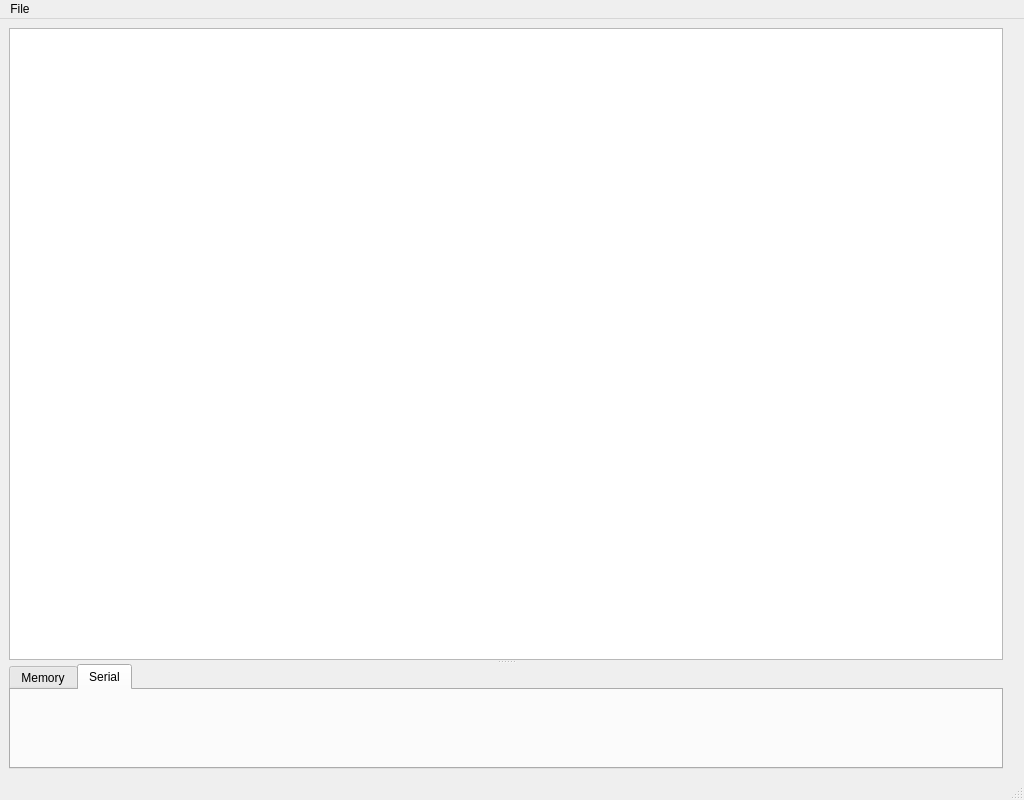
The window that Qt/windows/debugwindow.ui (RocketRope/Gameboy-Emulator) describes before a commit, drawn with Qt 5.
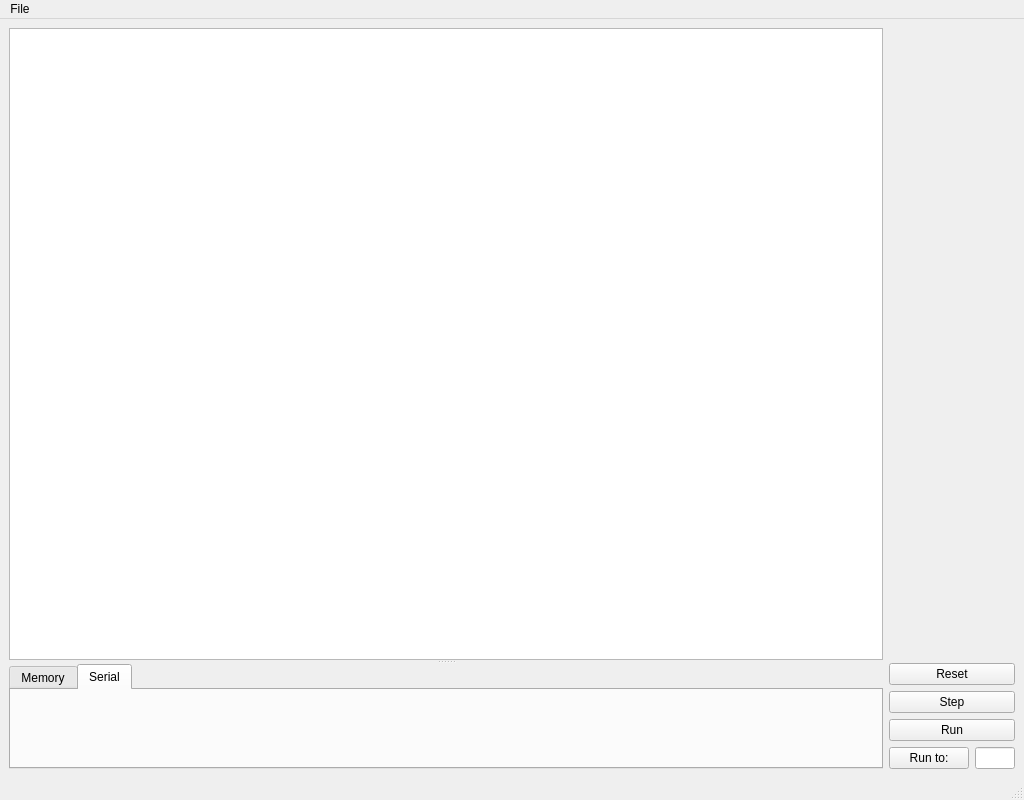
The same window after the commit. Custom widgets are drawn as their Qt base class.

The edit to the form file:
```diff
--- a/Qt/windows/debugwindow.ui
+++ b/Qt/windows/debugwindow.ui
@@ -30,6 +30,12 @@
        <enum>Qt::Vertical</enum>
       </property>
       <widget class="QPlainTextEdit" name="plainTextEdit">
+       <property name="sizePolicy">
+        <sizepolicy hsizetype="Expanding" vsizetype="Expanding">
+         <horstretch>0</horstretch>
+         <verstretch>0</verstretch>
+        </sizepolicy>
+       </property>
        <property name="readOnly">
         <bool>true</bool>
        </property>
@@ -116,7 +122,65 @@
        </layout>
       </item>
       <item>
-       <layout class="QVBoxLayout" name="verticalLayout_2"/>
+       <spacer name="verticalSpacer">
+        <property name="orientation">
+         <enum>Qt::Vertical</enum>
+        </property>
+        <property name="sizeHint" stdset="0">
+         <size>
+          <width>20</width>
+          <height>40</height>
+         </size>
+        </property>
+       </spacer>
+      </item>
+      <item>
+       <widget class="QPushButton" name="pushButton">
+        <property name="text">
+         <string>Reset</string>
+        </property>
+       </widget>
+      </item>
+      <item>
+       <widget class="QPushButton" name="step_pushButton">
+        <property name="text">
+         <string>Step</string>
+        </property>
+       </widget>
+      </item>
+      <item>
+       <widget class="QPushButton" name="run_pushButton">
+        <property name="text">
+         <string>Run</string>
+        </property>
+       </widget>
+      </item>
+      <item>
+       <layout class="QHBoxLayout" name="horizontalLayout_2">
+        <item>
+         <widget class="QPushButton" name="run_to_pushButton">
+          <property name="text">
+           <string>Run to:</string>
+          </property>
+         </widget>
+        </item>
+        <item>
+         <widget class="QLineEdit" name="run_to_lineEdit">
+          <property name="sizePolicy">
+           <sizepolicy hsizetype="Preferred" vsizetype="Fixed">
+            <horstretch>0</horstretch>
+            <verstretch>0</verstretch>
+           </sizepolicy>
+          </property>
+          <property name="maximumSize">
+           <size>
+            <width>40</width>
+            <height>16777215</height>
+           </size>
+          </property>
+         </widget>
+        </item>
+       </layout>
       </item>
      </layout>
     </item>
```
